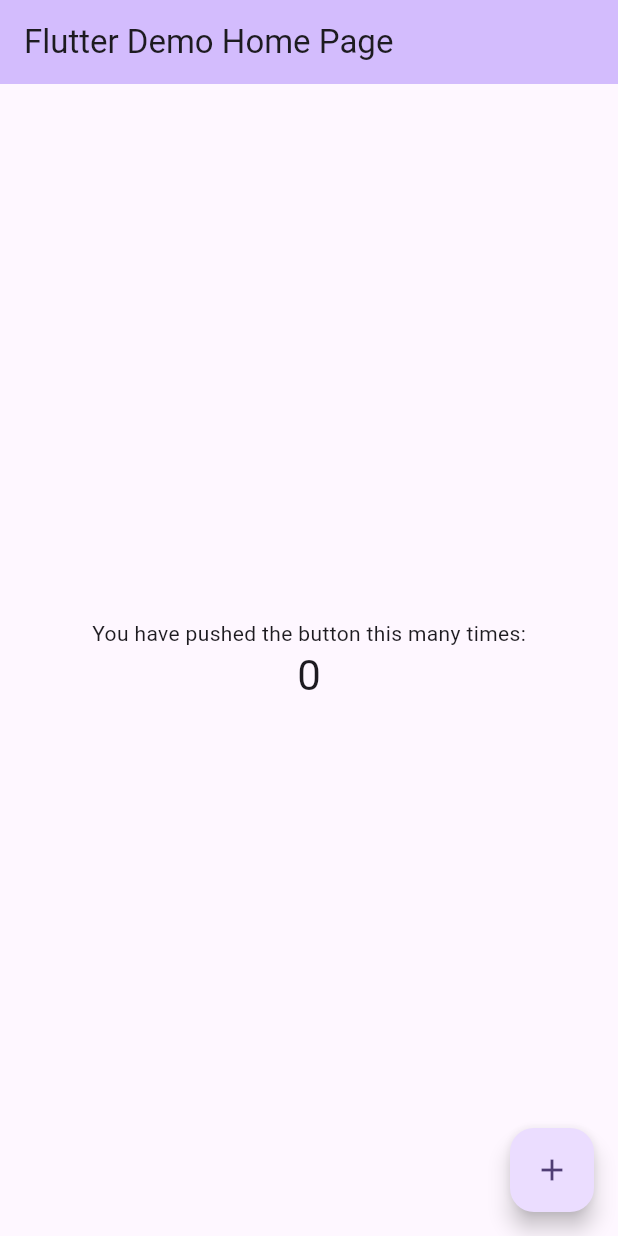
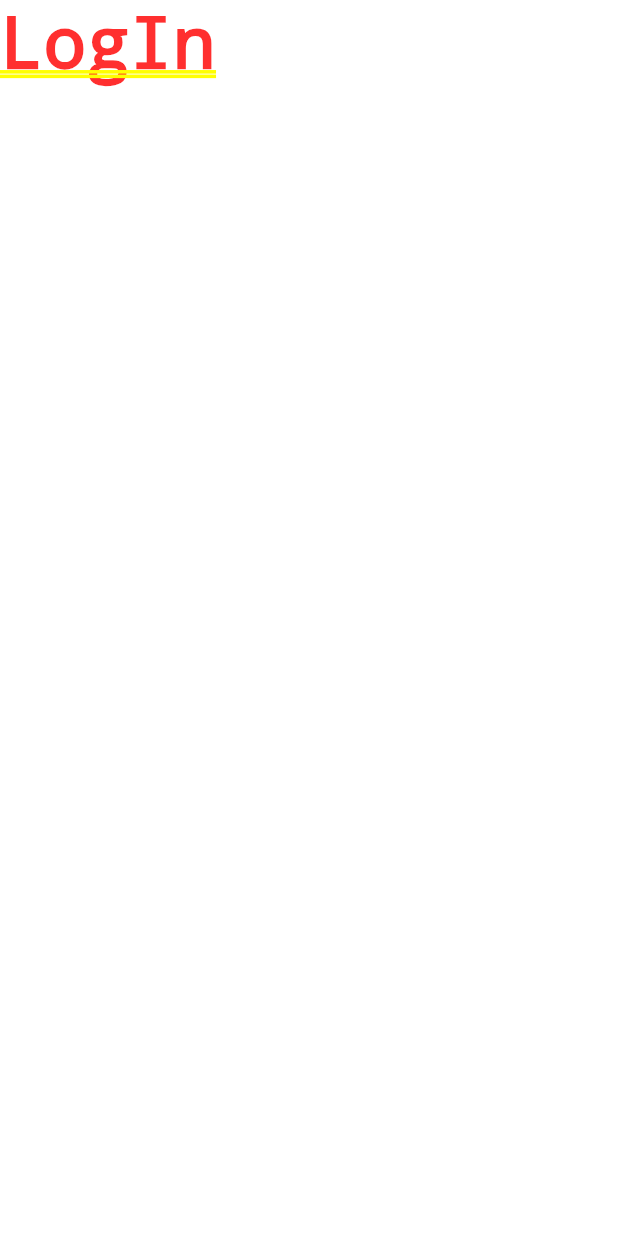
Before and after one commit to it21172878/firebase_auth_tutorial, a Flutter app: the screen it shows after launch, on a phone screen of 412 x 824 dp. Run offline on Flutter 3.47's test engine with Material 2 defaults, Android fonts, the light colour scheme and no system bars.

Commit message:
Create the basic project inside Flutter

```diff
--- a/lib/main.dart
+++ b/lib/main.dart
@@ -1,3 +1,4 @@
+import 'package:firebase_auth_tutorial/screens/wrapper.dart';
 import 'package:flutter/material.dart';
 
 void main() {
@@ -7,119 +8,8 @@ void main() {
 class MyApp extends StatelessWidget {
   const MyApp({super.key});
 
-  // This widget is the root of your application.
   @override
   Widget build(BuildContext context) {
-    return MaterialApp(
-      title: 'Flutter Demo',
-      theme: ThemeData(
-        // This is the theme of your application.
-        //
-        // TRY THIS: Try running your application with "flutter run". You'll see
-        // the application has a blue toolbar. Then, without quitting the app,
-        // try changing the seedColor in the colorScheme below to Colors.green
-        // and then invoke "hot reload" (save your changes or press the "hot
-        // reload" button in a Flutter-supported IDE, or press "r" if you used
-        // the command line to start the app).
-        //
-        // Notice that the counter didn't reset back to zero; the application
-        // state is not lost during the reload. To reset the state, use hot
-        // restart instead.
-        //
-        // This works for code too, not just values: Most code changes can be
-        // tested with just a hot reload.
-        colorScheme: ColorScheme.fromSeed(seedColor: Colors.deepPurple),
-        useMaterial3: true,
-      ),
-      home: const MyHomePage(title: 'Flutter Demo Home Page'),
-    );
+    return Wrapper();
   }
 }
-
-class MyHomePage extends StatefulWidget {
-  const MyHomePage({super.key, required this.title});
-
-  // This widget is the home page of your application. It is stateful, meaning
-  // that it has a State object (defined below) that contains fields that affect
-  // how it looks.
-
-  // This class is the configuration for the state. It holds the values (in this
-  // case the title) provided by the parent (in this case the App widget) and
-  // used by the build method of the State. Fields in a Widget subclass are
-  // always marked "final".
-
-  final String title;
-
-  @override
-  State<MyHomePage> createState() => _MyHomePageState();
-}
-
-class _MyHomePageState extends State<MyHomePage> {
-  int _counter = 0;
-
-  void _incrementCounter() {
-    setState(() {
-      // This call to setState tells the Flutter framework that something has
-      // changed in this State, which causes it to rerun the build method below
-      // so that the display can reflect the updated values. If we changed
-      // _counter without calling setState(), then the build method would not be
-      // called again, and so nothing would appear to happen.
-      _counter++;
-    });
-  }
-
-  @override
-  Widget build(BuildContext context) {
-    // This method is rerun every time setState is called, for instance as done
-    // by the _incrementCounter method above.
-    //
-    // The Flutter framework has been optimized to make rerunning build methods
-    // fast, so that you can just rebuild anything that needs updating rather
-    // than having to individually change instances of widgets.
-    return Scaffold(
-      appBar: AppBar(
-        // TRY THIS: Try changing the color here to a specific color (to
-        // Colors.amber, perhaps?) and trigger a hot reload to see the AppBar
-        // change color while the other colors stay the same.
-        backgroundColor: Theme.of(context).colorScheme.inversePrimary,
-        // Here we take the value from the MyHomePage object that was created by
-        // the App.build method, and use it to set our appbar title.
-        title: Text(widget.title),
-      ),
-      body: Center(
-        // Center is a layout widget. It takes a single child and positions it
-        // in the middle of the parent.
-        child: Column(
-          // Column is also a layout widget. It takes a list of children and
-          // arranges them vertically. By default, it sizes itself to fit its
-          // children horizontally, and tries to be as tall as its parent.
-          //
-          // Column has various properties to control how it sizes itself and
-          // how it positions its children. Here we use mainAxisAlignment to
-          // center the children vertically; the main axis here is the vertical
-          // axis because Columns are vertical (the cross axis would be
-          // horizontal).
-          //
-          // TRY THIS: Invoke "debug painting" (choose the "Toggle Debug Paint"
-          // action in the IDE, or press "p" in the console), to see the
-          // wireframe for each widget.
-          mainAxisAlignment: MainAxisAlignment.center,
-          children: <Widget>[
-            const Text(
-              'You have pushed the button this many times:',
-            ),
-            Text(
-              '$_counter',
-              style: Theme.of(context).textTheme.headlineMedium,
-            ),
-          ],
-        ),
-      ),
-      floatingActionButton: FloatingActionButton(
-        onPressed: _incrementCounter,
-        tooltip: 'Increment',
-        child: const Icon(Icons.add),
-      ), // This trailing comma makes auto-formatting nicer for build methods.
-    );
-  }
-}
--- /dev/null
+++ b/lib/models/UserModel.dart
@@ -0,0 +1,6 @@
+// create a user with UID
+
+// class UserModel {
+//   final String uid;
+//   UserModel({required this.uid})
+// }
--- /dev/null
+++ b/lib/screens/authentication/authenticate.dart
@@ -0,0 +1,19 @@
+import 'package:firebase_auth_tutorial/screens/authentication/login.dart';
+import 'package:firebase_auth_tutorial/screens/authentication/register.dart';
+import 'package:flutter/material.dart';
+
+class Athenticate extends StatefulWidget {
+  const Athenticate({super.key});
+
+  @override
+  State<Athenticate> createState() => _AthenticateState();
+}
+
+class _AthenticateState extends State<Athenticate> {
+  @override
+  Widget build(BuildContext context) {
+    return MaterialApp(
+      home: Sign_in(),
+    );
+  }
+}
--- /dev/null
+++ b/lib/screens/authentication/login.dart
@@ -0,0 +1,17 @@
+import 'package:flutter/material.dart';
+
+class Sign_in extends StatefulWidget {
+  const Sign_in({super.key});
+
+  @override
+  State<Sign_in> createState() => _Sign_inState();
+}
+
+class _Sign_inState extends State<Sign_in> {
+  @override
+  Widget build(BuildContext context) {
+    return Container(
+      child: Text("LogIn"),
+    );
+  }
+}
--- /dev/null
+++ b/lib/screens/wrapper.dart
@@ -0,0 +1,14 @@
+import 'package:firebase_auth_tutorial/screens/authentication/authenticate.dart';
+import 'package:firebase_auth_tutorial/screens/home/home.dart';
+import 'package:flutter/material.dart';
+
+class Wrapper extends StatelessWidget {
+  const Wrapper({super.key});
+
+  @override
+  Widget build(BuildContext context) {
+    return MaterialApp(
+      home: Athenticate(),
+    );
+  }
+}
--- a/pubspec.yaml
+++ b/pubspec.yaml
@@ -35,6 +35,8 @@ dependencies:
   # The following adds the Cupertino Icons font to your application.
   # Use with the CupertinoIcons class for iOS style icons.
   cupertino_icons: ^1.0.2
+  firebase_core: ^2.15.1
+  firebase_auth: ^4.9.0
 
 dev_dependencies:
   flutter_test:
```
Also changed, not shown: lib/screens/authentication/register.dart (added, +17 -0 lines), lib/screens/home/home.dart (added, +17 -0 lines), pubspec.lock, 3 other files.
